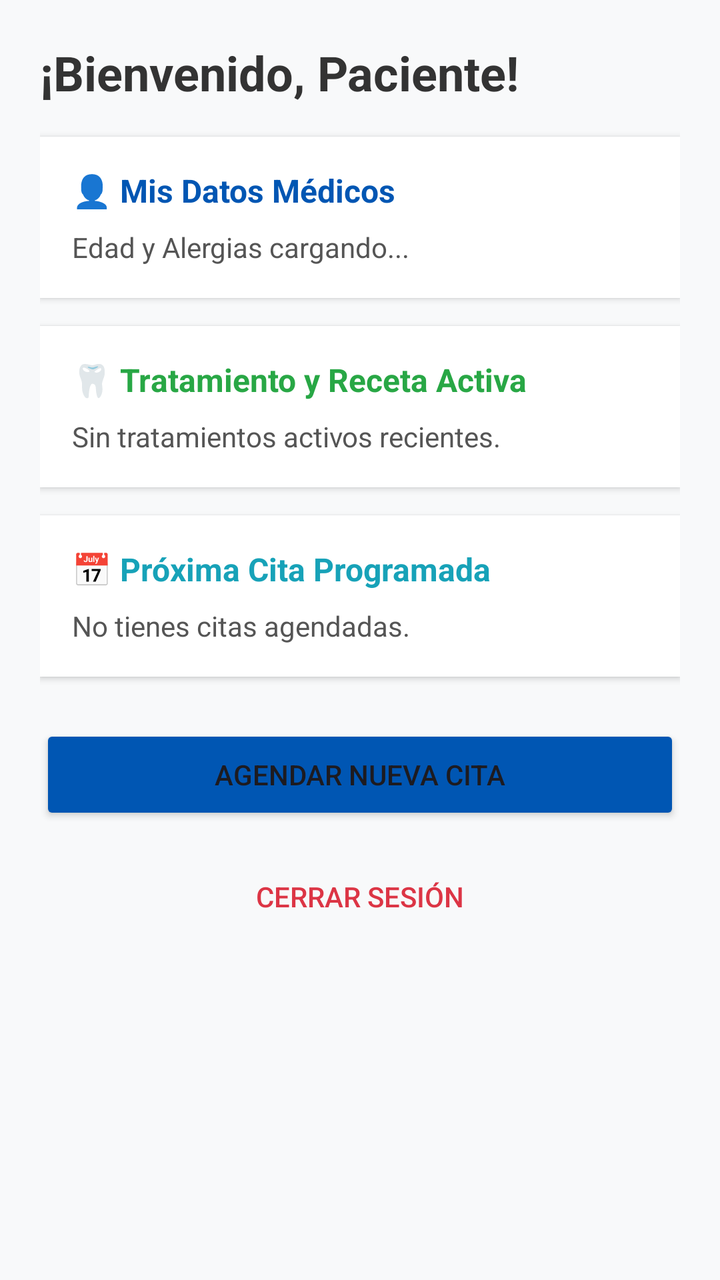
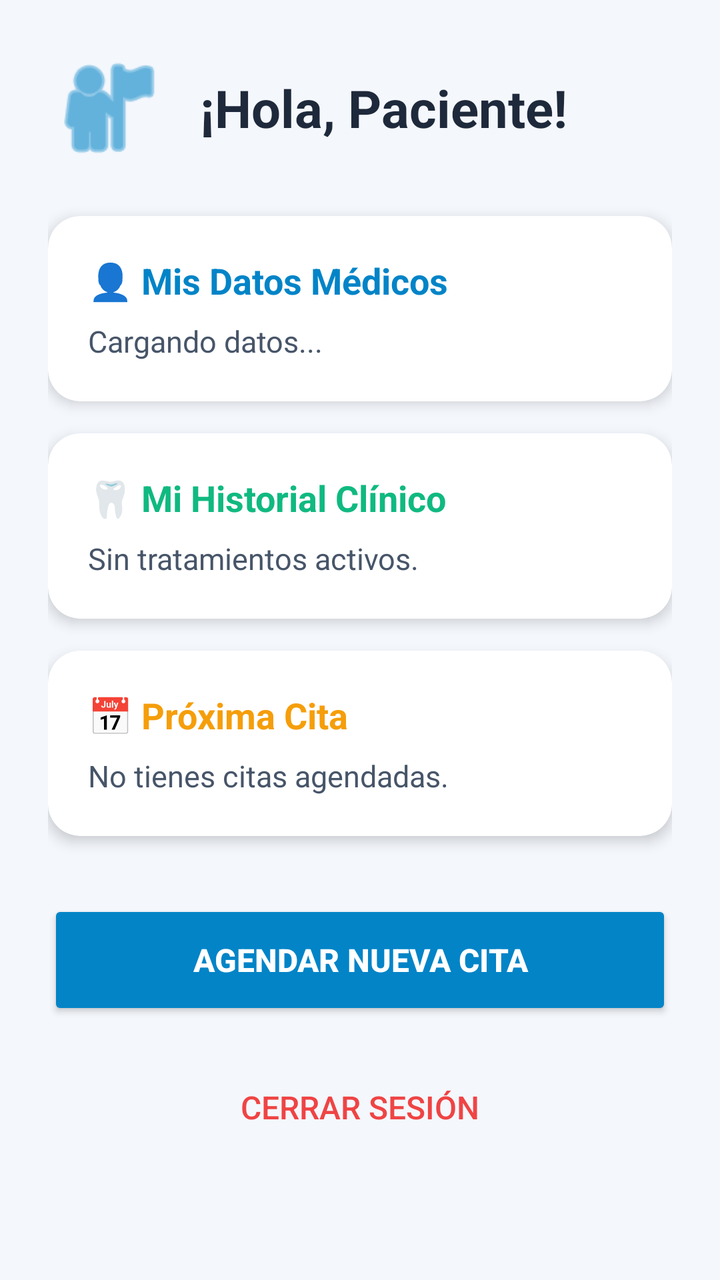

An Android layout rendered at two revisions. The XML below is the earlier revision; the diff shows what the commit changed to produce the second picture.
<!-- AndroidManifest.xml: application theme Theme.Proyecto_integrador -->
<!-- res/layout/activity_paciente.xml -->
<?xml version="1.0" encoding="utf-8"?>
<ScrollView xmlns:android="http://schemas.android.com/apk/res/android"
    android:layout_width="match_parent"
    android:layout_height="match_parent"
    android:background="#F8F9FA"
    android:padding="20dp">

    <LinearLayout
        android:layout_width="match_parent"
        android:layout_height="wrap_content"
        android:orientation="vertical">

        
        <TextView
            android:id="@+id/tvBienvenidaPaciente"
            android:layout_width="match_parent"
            android:layout_height="wrap_content"
            android:text="¡Bienvenido, Paciente!"
            android:textSize="24sp"
            android:textStyle="bold"
            android:textColor="#333333"
            android:layout_marginBottom="16dp"/>

        
        <LinearLayout
            android:layout_width="match_parent"
            android:layout_height="wrap_content"
            android:orientation="vertical"
            android:background="#FFFFFF"
            android:padding="16dp"
            android:layout_marginBottom="14dp"
            android:elevation="2dp">

            <TextView
                android:layout_width="match_parent"
                android:layout_height="wrap_content"
                android:text="👤 Mis Datos Médicos"
                android:textSize="16sp"
                android:textStyle="bold"
                android:textColor="#0056b3"
                android:layout_marginBottom="8dp"/>

            <TextView
                android:id="@+id/tvDatosPacienteInfo"
                android:layout_width="match_parent"
                android:layout_height="wrap_content"
                android:text="Edad y Alergias cargando..."
                android:textSize="14sp"
                android:textColor="#555555"/>
        </LinearLayout>

        
        <LinearLayout
            android:layout_width="match_parent"
            android:layout_height="wrap_content"
            android:orientation="vertical"
            android:background="#FFFFFF"
            android:padding="16dp"
            android:layout_marginBottom="14dp"
            android:elevation="2dp">

            <TextView
                android:layout_width="match_parent"
                android:layout_height="wrap_content"
                android:text="🦷 Tratamiento y Receta Activa"
                android:textSize="16sp"
                android:textStyle="bold"
                android:textColor="#28a745"
                android:layout_marginBottom="8dp"/>

            <TextView
                android:id="@+id/tvTratamientoPacienteInfo"
                android:layout_width="match_parent"
                android:layout_height="wrap_content"
                android:text="Sin tratamientos activos recientes."
                android:textSize="14sp"
                android:textColor="#555555"/>
        </LinearLayout>

        
        <LinearLayout
            android:layout_width="match_parent"
            android:layout_height="wrap_content"
            android:orientation="vertical"
            android:background="#FFFFFF"
            android:padding="16dp"
            android:layout_marginBottom="24dp"
            android:elevation="2dp">

            <TextView
                android:layout_width="match_parent"
                android:layout_height="wrap_content"
                android:text="📅 Próxima Cita Programada"
                android:textSize="16sp"
                android:textStyle="bold"
                android:textColor="#17a2b8"
                android:layout_marginBottom="8dp"/>

            <TextView
                android:id="@+id/tvProximaCitaPaciente"
                android:layout_width="match_parent"
                android:layout_height="wrap_content"
                android:text="No tienes citas agendadas."
                android:textSize="14sp"
                android:textColor="#555555"/>
        </LinearLayout>

        
        <Button
            android:id="@+id/btnAgendarCitaPaciente"
            android:layout_width="match_parent"
            android:layout_height="50dp"
            android:text="AGENDAR NUEVA CITA"
            android:textSize="14sp"
            android:backgroundTint="#0056b3"
            android:layout_marginBottom="12dp"/>

        <Button
            android:id="@+id/btnCerrarSesionPaciente"
            android:layout_width="match_parent"
            android:layout_height="wrap_content"
            android:text="CERRAR SESIÓN"
            android:textColor="#dc3545"
            android:backgroundTint="#FFFFFF"
            style="?android:attr/borderlessButtonStyle"/>

    </LinearLayout>
</ScrollView>
<!-- resources referenced by this layout -->
<resources>
  <style name="Theme.Proyecto_integrador" parent="Base.Theme.Proyecto_integrador" />
  <style name="Base.Theme.Proyecto_integrador" parent="Theme.Material3.DayNight.NoActionBar">
          
          
      </style>
</resources>

<!-- the commit's change to res/layout/activity_paciente.xml (unified diff, before → after) -->
@@ -1,127 +1,169 @@
 <?xml version="1.0" encoding="utf-8"?>
 <ScrollView xmlns:android="http://schemas.android.com/apk/res/android"
+    xmlns:app="http://schemas.android.com/apk/res-auto"
     android:layout_width="match_parent"
     android:layout_height="match_parent"
-    android:background="#F8F9FA"
-    android:padding="20dp">
+    android:background="#F4F7FC"
+    android:fillViewport="true">
 
     <LinearLayout
         android:layout_width="match_parent"
         android:layout_height="wrap_content"
-        android:orientation="vertical">
-
-        
-        <TextView
-            android:id="@+id/tvBienvenidaPaciente"
-            android:layout_width="match_parent"
-            android:layout_height="wrap_content"
-            android:text="¡Bienvenido, Paciente!"
-            android:textSize="24sp"
-            android:textStyle="bold"
-            android:textColor="#333333"
-            android:layout_marginBottom="16dp"/>
+        android:orientation="vertical"
+        android:padding="24dp">
 
         
         <LinearLayout
             android:layout_width="match_parent"
             android:layout_height="wrap_content"
-            android:orientation="vertical"
-            android:background="#FFFFFF"
-            android:padding="16dp"
-            android:layout_marginBottom="14dp"
-            android:elevation="2dp">
+            android:orientation="horizontal"
+            android:gravity="center_vertical"
+            android:layout_marginBottom="24dp">
+
+            
+            <ImageView
+                android:layout_width="60dp"
+                android:layout_height="60dp"
+                android:src="@android:drawable/ic_menu_myplaces"
+                app:tint="#0284C7" />
 
             <TextView
+                android:id="@+id/tvBienvenidaPaciente"
                 android:layout_width="match_parent"
                 android:layout_height="wrap_content"
-                android:text="👤 Mis Datos Médicos"
-                android:textSize="16sp"
-                android:textStyle="bold"
-                android:textColor="#0056b3"
-                android:layout_marginBottom="8dp"/>
-
-            <TextView
-                android:id="@+id/tvDatosPacienteInfo"
-                android:layout_width="match_parent"
-                android:layout_height="wrap_content"
-                android:text="Edad y Alergias cargando..."
-                android:textSize="14sp"
-                android:textColor="#555555"/>
+                android:layout_marginStart="16dp"
+                android:text="¡Hola, Paciente!"
+                android:textColor="#1E293B"
+                android:textSize="26sp"
+                android:textStyle="bold" />
         </LinearLayout>
 
         
-        <LinearLayout
+        <androidx.cardview.widget.CardView
             android:layout_width="match_parent"
             android:layout_height="wrap_content"
-            android:orientation="vertical"
-            android:background="#FFFFFF"
-            android:padding="16dp"
-            android:layout_marginBottom="14dp"
-            android:elevation="2dp">
+            android:layout_marginBottom="16dp"
+            app:cardCornerRadius="16dp"
+            app:cardElevation="4dp"
+            app:cardBackgroundColor="#FFFFFF">
 
-            <TextView
+            <LinearLayout
                 android:layout_width="match_parent"
                 android:layout_height="wrap_content"
-                android:text="🦷 Tratamiento y Receta Activa"
-                android:textSize="16sp"
-                android:textStyle="bold"
-                android:textColor="#28a745"
-                android:layout_marginBottom="8dp"/>
+                android:orientation="vertical"
+                android:padding="20dp">
 
-            <TextView
-                android:id="@+id/tvTratamientoPacienteInfo"
+                <TextView
+                    android:layout_width="wrap_content"
+                    android:layout_height="wrap_content"
+                    android:text="👤 Mis Datos Médicos"
+                    android:textColor="#0284C7"
+                    android:textSize="18sp"
+                    android:textStyle="bold"
+                    android:layout_marginBottom="8dp"/>
+
+                <TextView
+                    android:id="@+id/tvDatosPacienteInfo"
+                    android:layout_width="match_parent"
+                    android:layout_height="wrap_content"
+                    android:text="Cargando datos..."
+                    android:textColor="#475569"
+                    android:textSize="15sp"
+                    android:lineSpacingExtra="4dp"/>
+            </LinearLayout>
+        </androidx.cardview.widget.CardView>
+
+        
+        <androidx.cardview.widget.CardView
+            android:layout_width="match_parent"
+            android:layout_height="wrap_content"
+            android:layout_marginBottom="16dp"
+            app:cardCornerRadius="16dp"
+            app:cardElevation="4dp"
+            app:cardBackgroundColor="#FFFFFF">
+
+            <LinearLayout
                 android:layout_width="match_parent"
                 android:layout_height="wrap_content"
-                android:text="Sin tratamientos activos recientes."
-                android:textSize="14sp"
-                android:textColor="#555555"/>
-        </LinearLayout>
+                android:orientation="vertical"
+                android:padding="20dp">
+
+                <TextView
+                    android:layout_width="wrap_content"
+                    android:layout_height="wrap_content"
+                    android:text="🦷 Mi Historial Clínico"
+                    android:textColor="#10B981"
+                    android:textSize="18sp"
+                    android:textStyle="bold"
+                    android:layout_marginBottom="8dp"/>
+
+                <TextView
+                    android:id="@+id/tvTratamientoPacienteInfo"
+                    android:layout_width="match_parent"
+                    android:layout_height="wrap_content"
+                    android:text="Sin tratamientos activos."
+                    android:textColor="#475569"
+                    android:textSize="15sp"
+                    android:lineSpacingExtra="4dp"/>
+            </LinearLayout>
+        </androidx.cardview.widget.CardView>
 
         
-        <LinearLayout
+        <androidx.cardview.widget.CardView
             android:layout_width="match_parent"
             android:layout_height="wrap_content"
-            android:orientation="vertical"
-            android:background="#FFFFFF"
-            android:padding="16dp"
-            android:layout_marginBottom="24dp"
-            android:elevation="2dp">
+            android:layout_marginBottom="32dp"
+            app:cardCornerRadius="16dp"
+            app:cardElevation="4dp"
+            app:cardBackgroundColor="#FFFFFF">
 
-            <TextView
+            <LinearLayout
                 android:layout_width="match_parent"
                 android:layout_height="wrap_content"
-                android:text="📅 Próxima Cita Programada"
-                android:textSize="16sp"
-                android:textStyle="bold"
-                android:textColor="#17a2b8"
-                android:layout_marginBottom="8dp"/>
+                android:orientation="vertical"
+                android:padding="20dp">
 
-            <TextView
-                android:id="@+id/tvProximaCitaPaciente"
-                android:layout_width="match_parent"
-                android:layout_height="wrap_content"
-                android:text="No tienes citas agendadas."
-                android:textSize="14sp"
-                android:textColor="#555555"/>
-        </LinearLayout>
+                <TextView
+                    android:layout_width="wrap_content"
+                    android:layout_height="wrap_content"
+                    android:text="📅 Próxima Cita"
+                    android:textColor="#F59E0B"
+                    android:textSize="18sp"
+                    android:textStyle="bold"
+                    android:layout_marginBottom="8dp"/>
+
+                <TextView
+                    android:id="@+id/tvProximaCitaPaciente"
+                    android:layout_width="match_parent"
+                    android:layout_height="wrap_content"
+                    android:text="No tienes citas agendadas."
+                    android:textColor="#475569"
+                    android:textSize="15sp"
+                    android:lineSpacingExtra="4dp"/>
+            </LinearLayout>
+        </androidx.cardview.widget.CardView>
 
         
         <Button
             android:id="@+id/btnAgendarCitaPaciente"
             android:layout_width="match_parent"
-            android:layout_height="50dp"
+            android:layout_height="60dp"
             android:text="AGENDAR NUEVA CITA"
-            android:textSize="14sp"
-            android:backgroundTint="#0056b3"
-            android:layout_marginBottom="12dp"/>
+            android:textSize="16sp"
+            android:textStyle="bold"
+            android:textColor="#FFFFFF"
+            android:backgroundTint="#0284C7"
+            app:cornerRadius="12dp"
+            android:layout_marginBottom="16dp"/>
 
         <Button
             android:id="@+id/btnCerrarSesionPaciente"
             android:layout_width="match_parent"
-            android:layout_height="wrap_content"
-            android:text="CERRAR SESIÓN"
-            android:textColor="#dc3545"
-            android:backgroundTint="#FFFFFF"
+            android:layout_height="55dp"
+            android:text="Cerrar Sesión"
+            android:textSize="16sp"
+            android:textColor="#EF4444"
+            android:backgroundTint="#00000000"
             style="?android:attr/borderlessButtonStyle"/>
 
     </LinearLayout>
